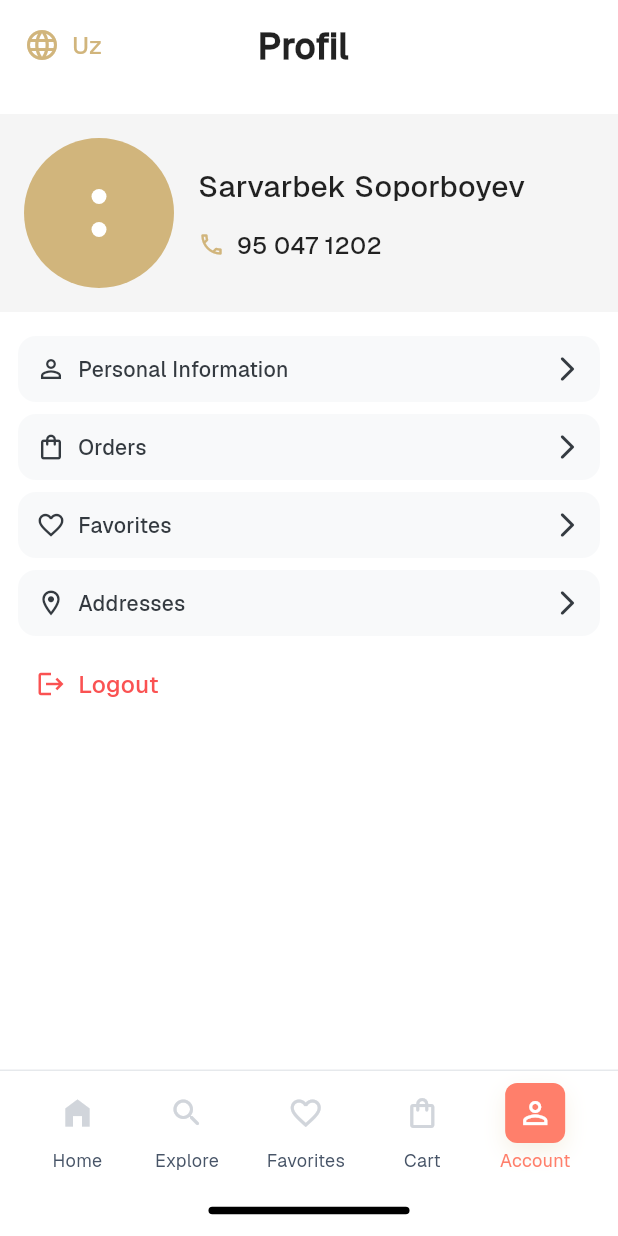
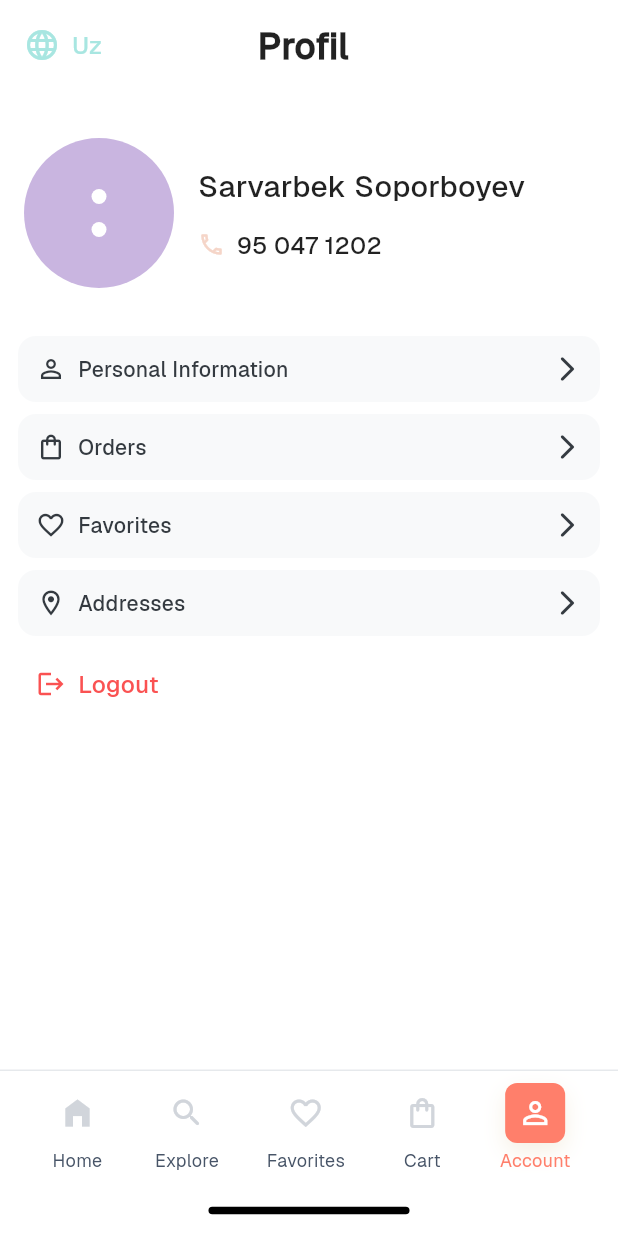
Before and after one commit to sarvarbeksoporboyev8-debug/sweets, a Flutter app: the AccountScreen screen opened by its route, on a phone screen of 412 x 824 dp. Run offline on Flutter 3.47's test engine with Material 3 defaults, Android fonts, the phone set to English and light mode, and no system bars; accounts and stored records are empty; project files that could hold a hidden picture were left out.

Commit message:
Replace grey and creamy colors with pastel colors in account screen

```diff
--- a/lib/screens/account_screen.dart
+++ b/lib/screens/account_screen.dart
@@ -71,7 +71,7 @@
                             children: [
                               Icon(
                                 Icons.language,
-                                color: Color(0xFFD1B57C),
+                                color: SweetsColors.cardCyan,
                                 size: 24,
                               ),
                               SizedBox(width: 8),
@@ -80,7 +80,7 @@
                                 style: TextStyle(
                                   fontSize: 16,
                                   fontWeight: FontWeight.w500,
-                                  color: Color(0xFFD1B57C),
+                                  color: SweetsColors.cardCyan,
                                 ),
                               ),
                             ],
@@ -107,7 +107,7 @@
 
                   // SECTION 2: User Profile Card
                   Container(
-                    color: const Color(0xFFF5F5F5),
+                    color: SweetsColors.white,
                     padding: const EdgeInsets.all(Spacing.lg),
                     child: Row(
                       crossAxisAlignment: CrossAxisAlignment.center,
@@ -117,7 +117,7 @@
                           width: 100,
                           height: 100,
                           decoration: const BoxDecoration(
-                            color: Color(0xFFD1B57C),
+                            color: SweetsColors.cardPurple,
                             shape: BoxShape.circle,
                           ),
                           child: const Center(
@@ -167,7 +167,7 @@
                                 children: [
                                   Icon(
                                     Icons.phone_outlined,
-                                    color: Color(0xFFD1B57C),
+                                    color: SweetsColors.cardPeach,
                                     size: 18,
                                   ),
                                   SizedBox(width: 8),
```
